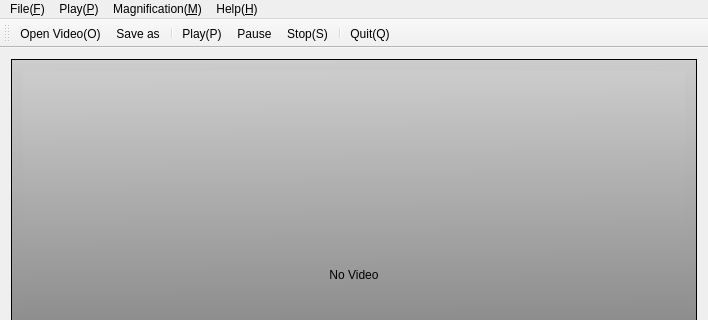
Above: mainwindow.ui from wzpan/QtEVM before the change; both pictures show x 0 to 708 and y 0 to 320 of the 708 by 614 pixel window. Below: the same form after it.
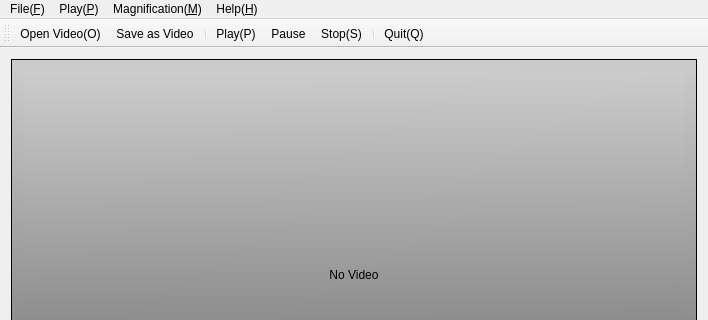
That is the form after the change. Icons and pictures are not drawn.

Patch:
```diff
--- a/mainwindow.ui
+++ b/mainwindow.ui
@@ -269,7 +269,7 @@
      <normaloff>:/myImages/actions/document-save-as.png</normaloff>:/myImages/actions/document-save-as.png</iconset>
    </property>
    <property name="text">
-    <string>Save as</string>
+    <string>Save as Video</string>
    </property>
    <property name="shortcut">
     <string>Ctrl+Shift+S</string>
```
